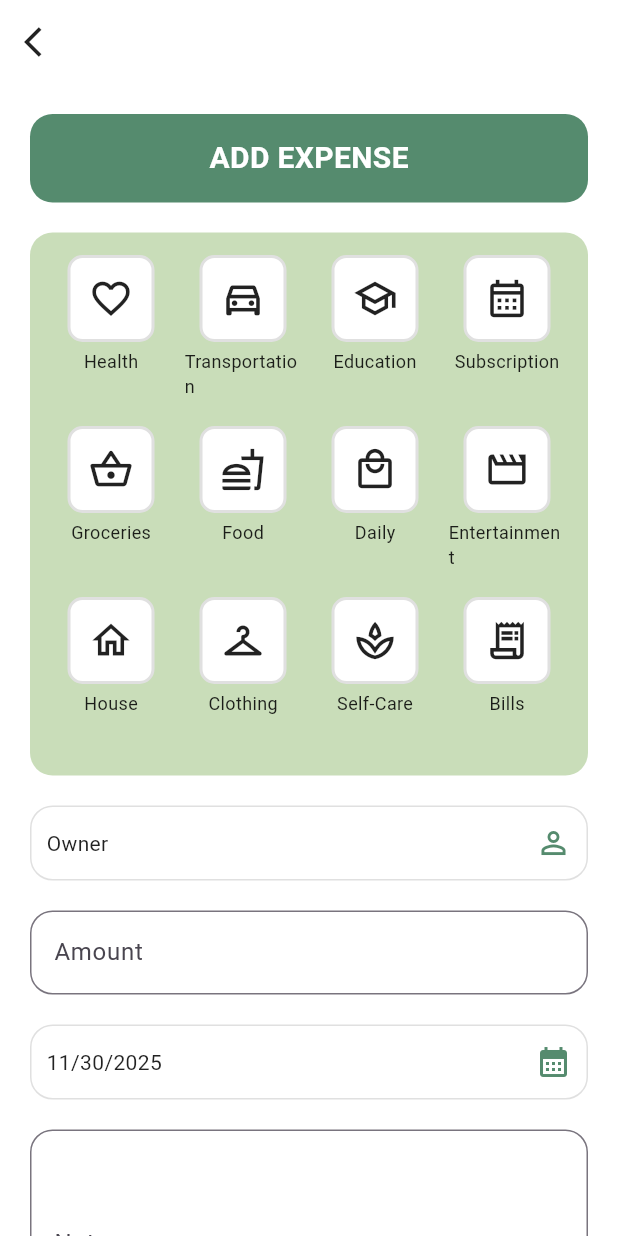
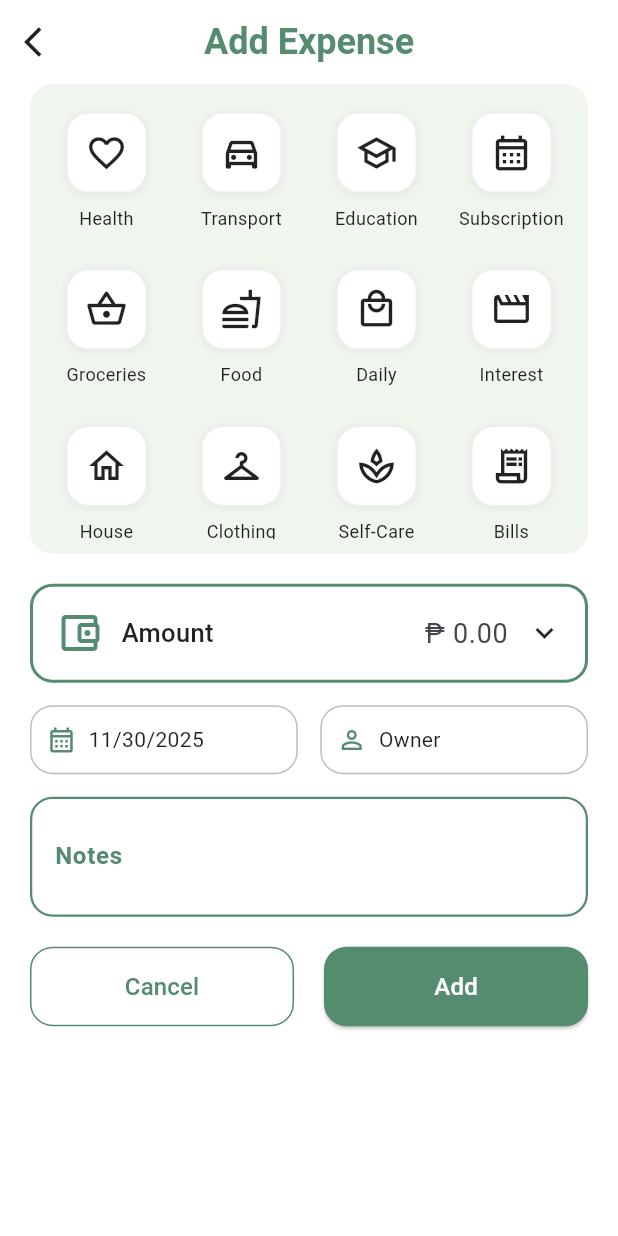
Before and after one commit to Marjuuno/finsight, a Flutter app: the AddExpensePage screen opened directly, on a phone screen of 412 x 824 dp. Run offline on Flutter 3.47's test engine with Material 3 defaults, Android fonts, the phone set to English and light mode, and no system bars; our stand-ins replace cloud_firestore, firebase_auth, firebase_core, shared_preferences; accounts and stored records are empty.

Commit message:
update to add expenses

```diff
--- a/lib/main.dart
+++ b/lib/main.dart
@@ -17,9 +17,19 @@ void main() async {
 }
 
 class MyApp extends StatelessWidget {
-  const MyApp({super.key});
+  // ⭐️ NEW: Optional parameter to override the onboarding check for testing
+  final bool? onboardingCompleteOverride;
 
+  const MyApp({super.key, this.onboardingCompleteOverride});
+
+  // Function to check onboarding status, prioritizing the override
   Future<bool> checkOnboarding() async {
+    // If the override is set, use it immediately
+    if (onboardingCompleteOverride != null) {
+      return onboardingCompleteOverride!;
+    }
+
+    // Otherwise, check SharedPreferences (normal runtime behavior)
     final prefs = await SharedPreferences.getInstance();
     return prefs.getBool('onboarding_complete') ?? false;
   }
@@ -31,6 +41,7 @@ class MyApp extends StatelessWidget {
       title: 'FinSight',
       theme: ThemeData(primarySwatch: Colors.green),
       home: FutureBuilder<bool>(
+        // FutureBuilder calls the modified checkOnboarding function
         future: checkOnboarding(),
         builder: (context, snapshot) {
           if (snapshot.connectionState != ConnectionState.done) {
@@ -43,6 +54,7 @@ class MyApp extends StatelessWidget {
           bool onboardingComplete = snapshot.data ?? false;
 
           // Check if user is already logged in
+          // Note: In a real test, you'd need to mock FirebaseAuth
           User? currentUser = FirebaseAuth.instance.currentUser;
 
           if (!onboardingComplete) {
--- a/lib/pages/addexpenses.dart
+++ b/lib/pages/addexpenses.dart
@@ -2,8 +2,9 @@ import 'package:flutter/material.dart';
 import 'package:cloud_firestore/cloud_firestore.dart';
 import 'package:firebase_auth/firebase_auth.dart';
 
-const Color _accentGreen = Color(0xFF94A780);
-const Color _darkGreen = Color(0xFF558B6E);
+// --- Color Definitions ---
+const Color _accentGreen = Color(0xFF94A780); // Lighter green for grid background
+const Color _darkGreen = Color(0xFF558B6E); // Darker green for borders/icons
 
 class AddExpensePage extends StatefulWidget {
   const AddExpensePage({super.key});
@@ -13,27 +14,29 @@ class AddExpensePage extends StatefulWidget {
 }
 
 class _AddExpensePageState extends State<AddExpensePage> {
+  // --- Expense Categories ---
   final List<Map<String, dynamic>> _categories = [
     {'name': 'Health', 'icon': Icons.favorite_border},
-    {'name': 'Transportation', 'icon': Icons.directions_car_filled_outlined},
+    {'name': 'Transport', 'icon': Icons.directions_car_filled_outlined},
     {'name': 'Education', 'icon': Icons.school_outlined},
     {'name': 'Subscription', 'icon': Icons.calendar_month_outlined},
     {'name': 'Groceries', 'icon': Icons.shopping_basket_outlined},
     {'name': 'Food', 'icon': Icons.fastfood_outlined},
     {'name': 'Daily', 'icon': Icons.local_mall_outlined},
-    {'name': 'Entertainment', 'icon': Icons.movie_outlined},
+    {'name': 'Interest', 'icon': Icons.movie_outlined},
     {'name': 'House', 'icon': Icons.home_outlined},
     {'name': 'Clothing', 'icon': Icons.checkroom_outlined},
     {'name': 'Self-Care', 'icon': Icons.spa_outlined},
     {'name': 'Bills', 'icon': Icons.receipt_long_outlined},
   ];
 
+  // --- State Variables and Controllers ---
   String? _selectedCategory;
   TextEditingController _dateController = TextEditingController();
   TextEditingController _amountController = TextEditingController();
   TextEditingController _notesController = TextEditingController();
 
-  // Hardcoded owner to avoid dropdown issues
+  // Hardcoded owner for simplicity
   final String _owner = "Owner";
 
   @override
@@ -43,6 +46,17 @@ class _AddExpensePageState extends State<AddExpensePage> {
     _dateController.text = "${today.month}/${today.day}/${today.year}";
   }
 
+  @override
+  void dispose() {
+    _dateController.dispose();
+    _amountController.dispose();
+    _notesController.dispose();
+    super.dispose();
+  }
+
+  // --- Helper Widgets and Functions ---
+
+  /// Builds a selectable category item for the grid.
   Widget _buildCategoryItem(Map<String, dynamic> category) {
     bool isSelected = _selectedCategory == category['name'];
     return InkWell(
@@ -51,39 +65,42 @@ class _AddExpensePageState extends State<AddExpensePage> {
           _selectedCategory = category['name'];
         });
       },
+      borderRadius: BorderRadius.circular(15),
       child: Column(
+        mainAxisAlignment: MainAxisAlignment.center,
         children: [
           Container(
             padding: const EdgeInsets.all(12),
             decoration: BoxDecoration(
-              borderRadius: BorderRadius.circular(10),
+              borderRadius: BorderRadius.circular(15),
               color: Colors.white,
               border: Border.all(
-                color: isSelected ? _darkGreen : Colors.grey.shade300,
-                width: 2,
+                color: isSelected ? _darkGreen : Colors.grey.shade200,
+                width: isSelected ? 2 : 1,
               ),
-              boxShadow: isSelected
-                  ? [
-                      BoxShadow(
-                        color: _darkGreen.withOpacity(0.3),
-                        blurRadius: 5,
-                      )
-                    ]
-                  : [],
+              boxShadow: [
+                BoxShadow(
+                  color: Colors.grey.withOpacity(0.1),
+                  spreadRadius: 1,
+                  blurRadius: 3,
+                  offset: const Offset(0, 1),
+                ),
+              ],
             ),
             child: Icon(
               category['icon'],
-              size: 30,
+              size: 28,
               color: isSelected ? _darkGreen : Colors.black87,
             ),
           ),
-          const SizedBox(height: 4),
+          const SizedBox(height: 8),
           Text(
             category['name'],
+            textAlign: TextAlign.center,
             style: TextStyle(
               fontSize: 12,
               color: isSelected ? _darkGreen : Colors.black87,
-              fontWeight: isSelected ? FontWeight.bold : FontWeight.normal,
+              fontWeight: FontWeight.normal,
             ),
           ),
         ],
@@ -91,12 +108,30 @@ class _AddExpensePageState extends State<AddExpensePage> {
     );
   }
 
+  /// Handles the date selection using a date picker.
   Future<void> _selectDate(BuildContext context) async {
     final DateTime? picked = await showDatePicker(
       context: context,
       initialDate: DateTime.now(),
       firstDate: DateTime(2000),
       lastDate: DateTime(2101),
+      builder: (context, child) {
+        return Theme(
+          data: ThemeData.light().copyWith(
+            colorScheme: const ColorScheme.light(
+              primary: _darkGreen,
+              onPrimary: Colors.white,
+              onSurface: Colors.black,
+            ),
+            textButtonTheme: TextButtonThemeData(
+              style: TextButton.styleFrom(
+                foregroundColor: _darkGreen,
+              ),
+            ),
+          ),
+          child: child!,
+        );
+      },
     );
     if (picked != null) {
       setState(() {
@@ -105,10 +140,11 @@ class _AddExpensePageState extends State<AddExpensePage> {
     }
   }
 
+  /// Handles saving the expense to Firestore and updating the wallet balance.
   Future<void> _addExpense() async {
     if (_amountController.text.isEmpty || _selectedCategory == null) {
       ScaffoldMessenger.of(context).showSnackBar(
-        const SnackBar(content: Text("Please fill all required fields.")),
+        const SnackBar(content: Text("Please select a category and enter an amount.")),
       );
       return;
     }
@@ -118,7 +154,7 @@ class _AddExpensePageState extends State<AddExpensePage> {
 
     double amount = double.tryParse(_amountController.text) ?? 0;
 
-    // Add expense to Firestore
+    // 1. Add expense to Firestore
     await FirebaseFirestore.instance
         .collection('users')
         .doc(user.uid)
@@ -132,7 +168,7 @@ class _AddExpensePageState extends State<AddExpensePage> {
       'timestamp': FieldValue.serverTimestamp(),
     });
 
-    // Update wallet balance
+    // 2. Update wallet balance
     QuerySnapshot walletsSnapshot = await FirebaseFirestore.instance
         .collection('users')
         .doc(user.uid)
@@ -142,39 +178,158 @@ class _AddExpensePageState extends State<AddExpensePage> {
 
     if (walletsSnapshot.docs.isNotEmpty) {
       var walletDoc = walletsSnapshot.docs.first;
-      double currentBalance = (walletDoc['balance'] ?? 0).toDouble();
+      double currentBalance = (walletDoc['balance'] is num ? walletDoc['balance'] : 0).toDouble();
       await walletDoc.reference.update({'balance': currentBalance - amount});
     }
 
-    // Show popup/snackbar after successfully adding expense
+    // 3. Show confirmation and navigate back
     ScaffoldMessenger.of(context).showSnackBar(
       SnackBar(
-        content: Text("You added ₱$amount successfully!"),
+        content: Text("You added ₱$amount to $_selectedCategory successfully!"),
         duration: const Duration(seconds: 2),
         backgroundColor: Colors.green,
       ),
     );
 
-    Navigator.pop(context); // Return to previous page
+    Navigator.pop(context);
   }
 
-  Widget _buildInfoBox(String text, IconData icon, {bool showBorder = false}) {
+  /// The main Wallet/Amount input box.
+  Widget _buildAmountWalletInput() {
     return Container(
-      padding: const EdgeInsets.symmetric(horizontal: 10, vertical: 12),
+      padding: const EdgeInsets.symmetric(horizontal: 15, vertical: 15),
       decoration: BoxDecoration(
         color: Colors.white,
         borderRadius: BorderRadius.circular(15),
-        border: showBorder ? Border.all(color: Colors.grey.shade300) : null,
+        border: Border.all(color: _darkGreen, width: 2),
       ),
       child: Row(
-        mainAxisAlignment: MainAxisAlignment.spaceBetween,
         children: [
-          Text(text, style: const TextStyle(color: Colors.black87)),
-          Icon(icon, color: _darkGreen),
+          // Icon
+          const Padding(
+            padding: EdgeInsets.only(right: 12.0),
+            child: Icon(Icons.account_balance_wallet_outlined, color: _darkGreen, size: 32),
+          ),
+
+          // Placeholder Text
+          const Text(
+            'Amount',
+            style: TextStyle(color: Colors.black87, fontSize: 17, fontWeight: FontWeight.w500),
+          ),
+
+          const Spacer(),
+
+          // Amount Input
+          SizedBox(
+            width: 100,
+            child: TextField(
+              controller: _amountController,
+              keyboardType: TextInputType.number,
+              textAlign: TextAlign.right,
+              decoration: const InputDecoration(
+                hintText: '₱ 0.00',
+                border: InputBorder.none,
+                isDense: true,
+                contentPadding: EdgeInsets.zero,
+                hintStyle: TextStyle(fontSize: 18),
+              ),
+              style: const TextStyle(fontSize: 18, color: Colors.black87),
+            ),
+          ),
+
+          // Dropdown Arrow
+          const Padding(
+            padding: EdgeInsets.only(left: 12.0),
+            child: Icon(Icons.keyboard_arrow_down, color: Colors.black87, size: 24),
+          ),
         ],
       ),
     );
   }
+
+  /// The Date field (left side of the row).
+  Widget _buildDateField() {
+    return Expanded(
+      child: InkWell(
+        onTap: () => _selectDate(context),
+        child: Container(
+          padding: const EdgeInsets.symmetric(horizontal: 10, vertical: 12),
+          decoration: BoxDecoration(
+            color: Colors.white,
+            borderRadius: BorderRadius.circular(15),
+            border: Border.all(color: Colors.grey.shade400, width: 1),
+          ),
+          child: Row(
+            children: [
+              const Icon(Icons.calendar_month_outlined, color: _darkGreen, size: 20),
+              const SizedBox(width: 8),
+              Expanded(
+                child: Text(
+                  _dateController.text,
+                  style: const TextStyle(color: Colors.black87, fontSize: 14),
+                ),
+              ),
+            ],
+          ),
+        ),
+      ),
+    );
+  }
+
+  /// The Owner field (right side of the row).
+  Widget _buildOwnerField() {
+    return Expanded(
+      child: Container(
+        padding: const EdgeInsets.symmetric(horizontal: 10, vertical: 12),
+        decoration: BoxDecoration(
+          color: Colors.white,
+          borderRadius: BorderRadius.circular(15),
+          border: Border.all(color: Colors.grey.shade400, width: 1),
+        ),
+        child: Row(
+          children: [
+            const Icon(Icons.person_outline, color: _darkGreen, size: 20),
+            const SizedBox(width: 8),
+            Expanded(
+              child: Text(
+                _owner,
+                style: const TextStyle(color: Colors.black87, fontSize: 14),
+              ),
+            ),
+          ],
+        ),
+      ),
+    );
+  }
+
+  /// The Notes field.
+  Widget _buildNotesField() {
+    return Container(
+      height: 80,
+      padding: const EdgeInsets.symmetric(horizontal: 15, vertical: 5),
+      decoration: BoxDecoration(
+        color: Colors.white,
+        borderRadius: BorderRadius.circular(15),
+        border: Border.all(color: _darkGreen, width: 1.5),
+      ),
+      child: TextField(
+        controller: _notesController,
+        maxLines: 3,
+        decoration: const InputDecoration(
+          labelText: 'Notes',
+          border: InputBorder.none,
+          contentPadding: EdgeInsets.zero,
+          labelStyle: TextStyle(
+            fontSize: 16,
+            fontWeight: FontWeight.bold,
+            color: _darkGreen,
+          ),
+        ),
+      ),
+    );
+  }
+
+  // --- Main Build Method ---
 
   @override
   Widget build(BuildContext context) {
@@ -183,98 +338,71 @@ class _AddExpensePageState extends State<AddExpensePage> {
       appBar: AppBar(
         backgroundColor: Colors.transparent,
         elevation: 0,
+        // *** CHANGE APPLIED HERE ***
+        title: const Text(
+          'Add Expense',
+          style: TextStyle(
+            color: _darkGreen, // Set color to _darkGreen
+            fontWeight: FontWeight.bold,
+            fontSize: 24,
+          ),
+        ),
+        centerTitle: true,
         leading: IconButton(
           icon: const Icon(Icons.arrow_back_ios, color: Colors.black87),
           onPressed: () => Navigator.pop(context),
         ),
       ),
-      body: SingleChildScrollView(
-        padding: const EdgeInsets.all(20.0),
+      body: Padding(
+        padding: const EdgeInsets.fromLTRB(20, 0, 20, 20),
         child: Column(
           crossAxisAlignment: CrossAxisAlignment.stretch,
           children: [
-            // Header
+            // 1. Category Grid
             Container(
-              padding: const EdgeInsets.all(15),
+              height: MediaQuery.of(context).size.height * 0.38,
+              padding: const EdgeInsets.all(10),
               decoration: BoxDecoration(
-                color: _darkGreen,
-                borderRadius: BorderRadius.circular(15),
-              ),
-              child: const Center(
-                child: Text(
-                  'ADD EXPENSE',
-                  style: TextStyle(
-                    fontSize: 20,
-                    fontWeight: FontWeight.bold,
-                    color: Colors.white,
-                  ),
-                ),
-              ),
-            ),
-            const SizedBox(height: 20),
-
-            // Category Grid
-            Container(
-              padding: const EdgeInsets.all(15),
-              decoration: BoxDecoration(
-                color: const Color(0xFFC9DDB9),
+                color: const Color(0xFFF0F5EE),
                 borderRadius: BorderRadius.circular(15),
               ),
               child: GridView.builder(
-                shrinkWrap: true,
-                physics: const NeverScrollableScrollPhysics(),
                 itemCount: _categories.length,
                 gridDelegate: const SliverGridDelegateWithFixedCrossAxisCount(
                   crossAxisCount: 4,
-                  crossAxisSpacing: 10,
-                  mainAxisSpacing: 10,
-                  childAspectRatio: 0.75,
+                  crossAxisSpacing: 8,
+                  mainAxisSpacing: 8,
+                  childAspectRatio: 0.85,
                 ),
                 itemBuilder: (context, index) =>
                     _buildCategoryItem(_categories[index]),
               ),
             ),
+
             const SizedBox(height: 20),
 
-            // Owner (hardcoded)
-            _buildInfoBox(_owner, Icons.person_outline, showBorder: true),
+            // 2. Amount/Wallet Input
+            _buildAmountWalletInput(),
+
+            const SizedBox(height: 15),
+
+            // 3. Date and Owner (Side-by-side)
+            Row(
+              children: [
+                _buildDateField(),
+                const SizedBox(width: 15),
+                _buildOwnerField(),
+              ],
+            ),
+
+            const SizedBox(height: 15),
+
+            // 4. Notes Field
+            _buildNotesField(),
+
             const SizedBox(height: 20),
 
-            // Amount
-            TextField(
-              controller: _amountController,
-              keyboardType: TextInputType.number,
-              decoration: InputDecoration(
-                labelText: 'Amount',
-                border: OutlineInputBorder(
-                  borderRadius: BorderRadius.circular(15),
-                ),
-              ),
-            ),
-            const SizedBox(height: 20),
-
-            // Date picker
-            InkWell(
-              onTap: () => _selectDate(context),
-              child: _buildInfoBox(_dateController.text, Icons.calendar_month,
-                  showBorder: true),
-            ),
-            const SizedBox(height: 20),
-
-            // Notes
-            TextField(
-              controller: _notesController,
-              maxLines: 5,
-              decoration: InputDecoration(
-                labelText: 'Notes',
-                border: OutlineInputBorder(
-                  borderRadius: BorderRadius.circular(15),
-                ),
-              ),
-            ),
-            const SizedBox(height: 40),
-
-            // Buttons
+            // 5. Buttons
             Row(
               children: [
                 Expanded(
@@ -308,7 +436,6 @@ class _AddExpensePageState extends State<AddExpensePage> {
                 ),
               ],
             ),
-            const SizedBox(height: 20),
           ],
         ),
       ),
```
Also changed, not shown: lib/pages/homepage.dart (+55 -55 lines), 1 other file.
